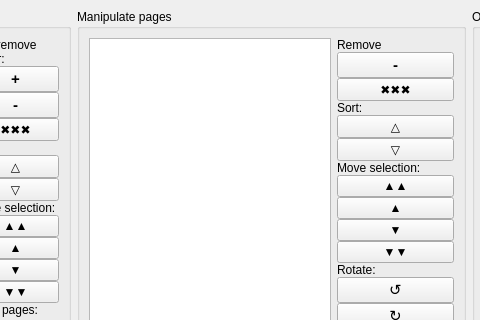
The window that wndmain.ui (ronanpaixao/PyPDFTK) describes before a commit, drawn with Qt 5; both pictures show x 283 to 763 and y 0 to 320 of the 933 by 740 pixel window.
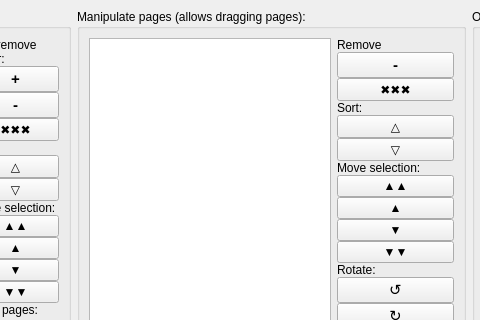
The same window after the commit. Icons and pictures are not drawn. Custom widgets are drawn as their Qt base class.

What changed in the file:
```diff
--- a/wndmain.ui
+++ b/wndmain.ui
@@ -267,7 +267,7 @@
     <item>
      <widget class="QGroupBox" name="groupBox_2">
       <property name="title">
-       <string>Manipulate pages</string>
+       <string>Manipulate pages (allows dragging pages):</string>
       </property>
       <layout class="QHBoxLayout" name="horizontalLayout_2">
        <item>
```
